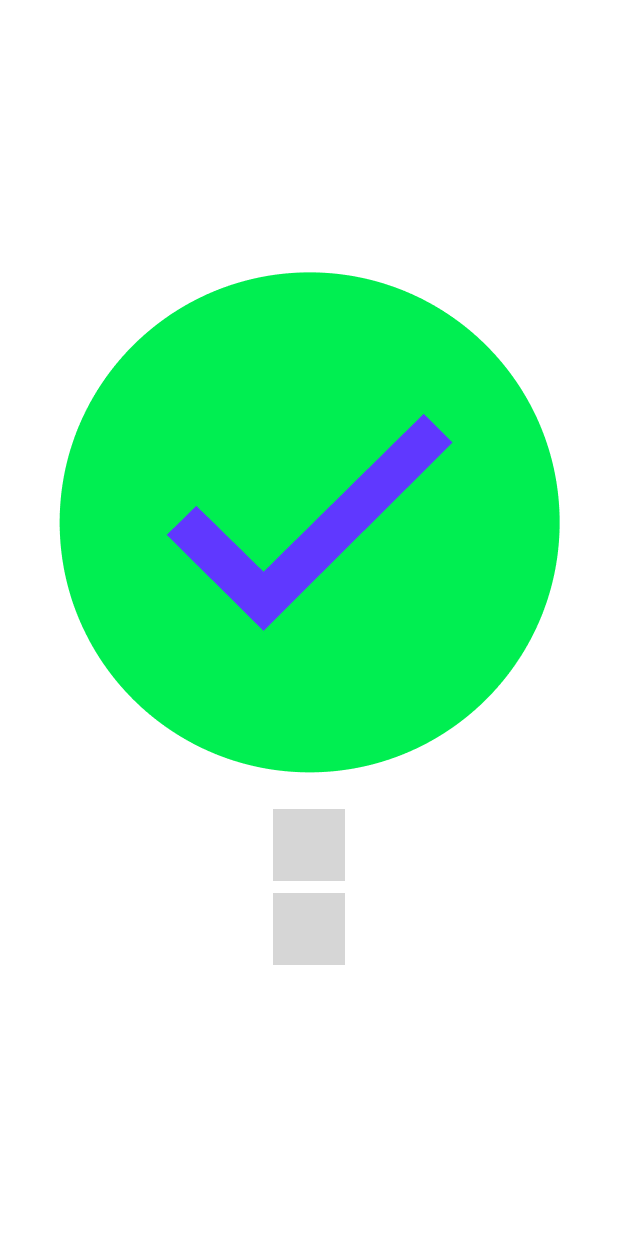
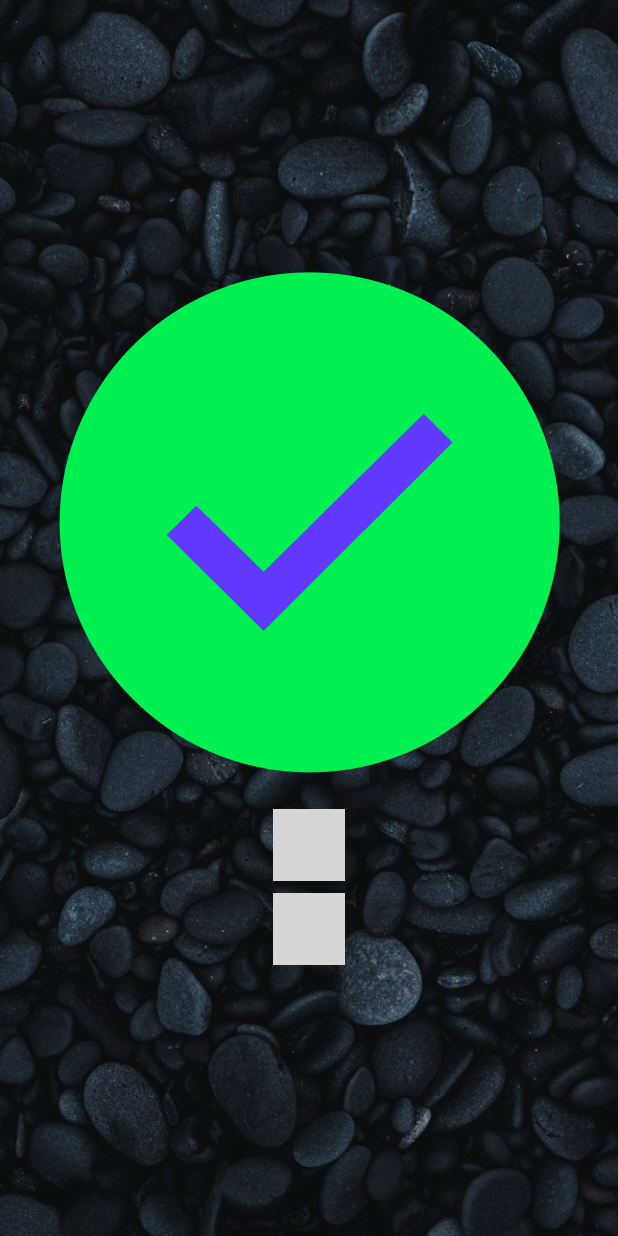
Before and after one commit to sameemul-haque/Android-Basics-with-Compose-Tutorial, an Android app built with Jetpack Compose: the screen it shows after launch (MainActivity), on a phone screen of 412 x 824 dp. Run offline under Robolectric (Android 15) with nearby library versions, the phone set to English and light mode, and no system bars; 2 statements that could not run were skipped; grey boxes are pictures that could not be loaded.

Commit message:
background image added

```diff
--- a/app/src/main/java/com/samhaqk/taskmanager/MainActivity.kt
+++ b/app/src/main/java/com/samhaqk/taskmanager/MainActivity.kt
@@ -11,6 +11,8 @@ import androidx.compose.material.Text
 import androidx.compose.runtime.Composable
 import androidx.compose.ui.Alignment
 import androidx.compose.ui.Modifier
+import androidx.compose.ui.graphics.Color
+import androidx.compose.ui.layout.ContentScale
 import androidx.compose.ui.res.painterResource
 import androidx.compose.ui.res.stringResource
 import androidx.compose.ui.tooling.preview.Preview
@@ -28,16 +30,35 @@ class MainActivity : ComponentActivity() {
                     modifier = Modifier.fillMaxSize(),
                     color = MaterialTheme.colors.background
                 ) {
-                    TaskText()
-                }
+                    BgImg()
                 }
             }
         }
     }
 
     @Composable
+    fun BgImg() {
+        val bg = painterResource(id = R.drawable.bg)
+        Box {
+            Image(
+                painter = bg,
+                contentDescription = null,
+                modifier = Modifier
+                    .fillMaxHeight()
+                    .fillMaxWidth(),
+                contentScale = ContentScale.Crop
+            )
+            TaskText()
+        }
+    }
+
+    @Composable
     fun TaskText() {
         val checkmark = painterResource(id = R.drawable.checkmark)
+        Surface(
+            color = Color.Black.copy(alpha = 0.3f),
+            modifier = Modifier.fillMaxSize()
+        ) {
             Column(
                 modifier = Modifier
                     .fillMaxWidth()
@@ -61,11 +82,13 @@ fun TaskText() {
                 )
             }
         }
+    }
 
     @Preview(showBackground = true)
     @Composable
     fun DefaultPreview() {
         TaskManagerTheme {
-        TaskText()
+            BgImg()
         }
     }
+}
```
Also changed, not shown: app/src/main/res/drawable-nodpi/bg.png (added). Lines whose indentation alone changed are shown as unchanged.
